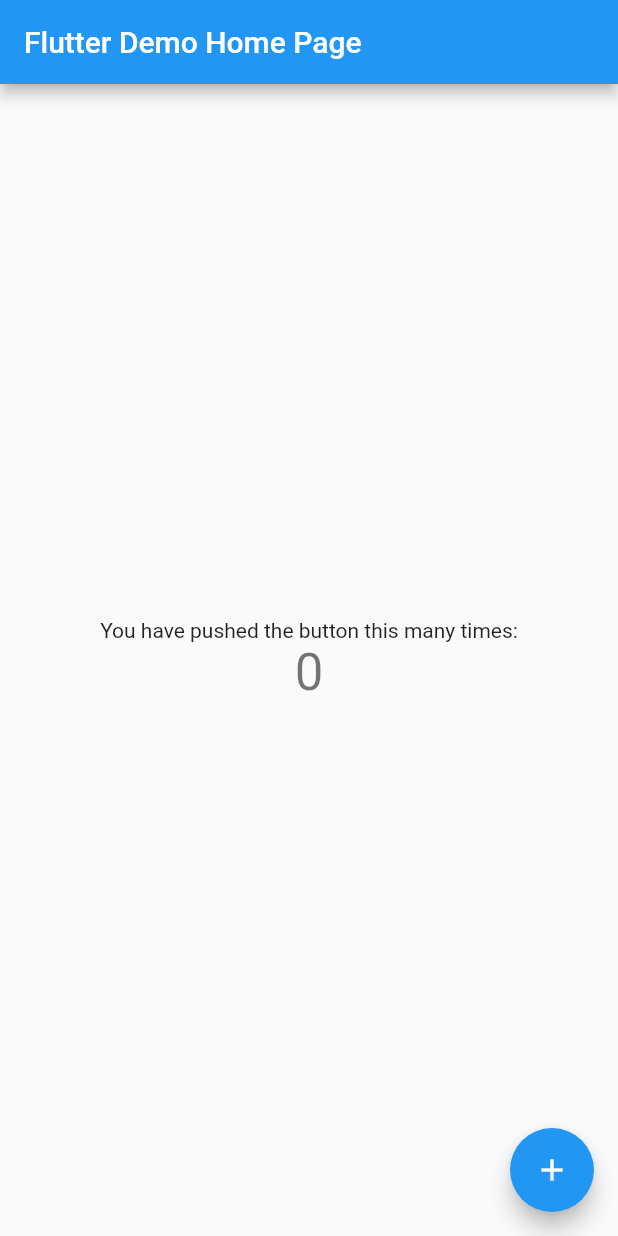
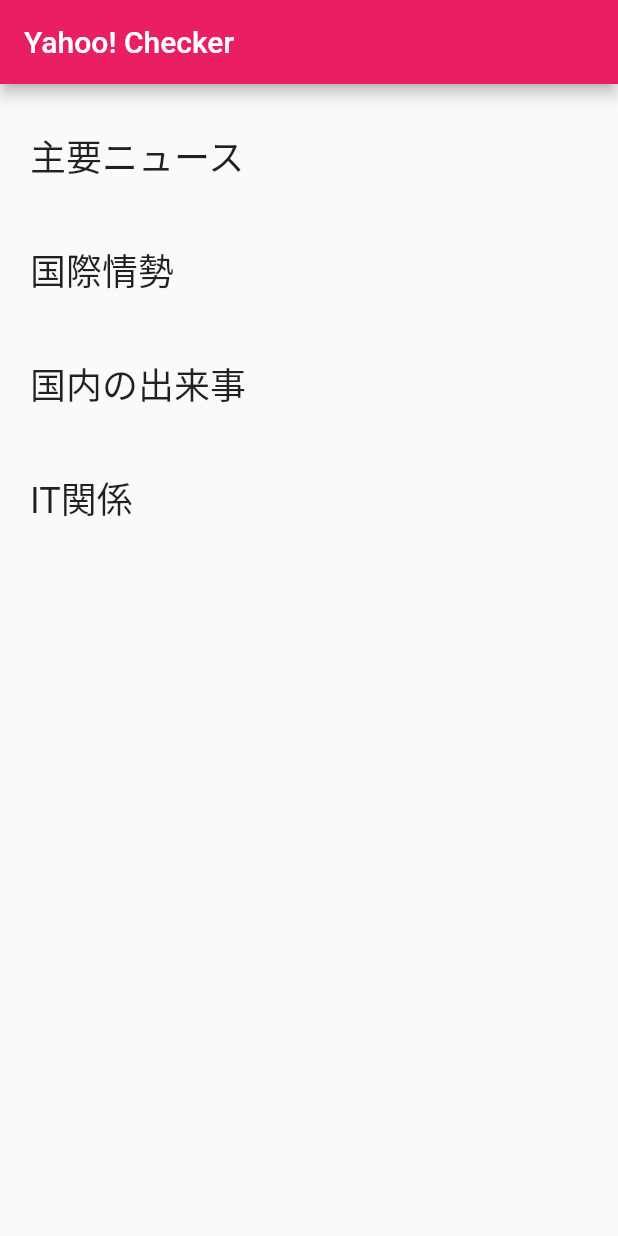
Before and after one commit to KobayashiKz/NewsApp, a Flutter app: the screen it shows after launch, on a phone screen of 412 x 824 dp. Run offline on Flutter 3.47's test engine with Material 2 defaults, Android fonts, the phone set to English and light mode, and no system bars.

Commit message:
ニュースアプリ作成
feedParser問題直前まで実装

```diff
--- a/lib/main.dart
+++ b/lib/main.dart
@@ -1,4 +1,9 @@
+import 'dart:async';
+import 'package:http/http.dart';
+import 'package:html/dom.dart' as dom;
+import 'package:url_launcher/url_launcher.dart';
 import 'package:flutter/material.dart';
+
 
 void main() => runApp(MyApp());
 
@@ -7,105 +12,109 @@ class MyApp extends StatelessWidget {
   @override
   Widget build(BuildContext context) {
     return MaterialApp(
-      title: 'Flutter Demo',
-      theme: ThemeData(
-        // This is the theme of your application.
-        //
-        // Try running your application with "flutter run". You'll see the
-        // application has a blue toolbar. Then, without quitting the app, try
-        // changing the primarySwatch below to Colors.green and then invoke
-        // "hot reload" (press "r" in the console where you ran "flutter run",
-        // or simply save your changes to "hot reload" in a Flutter IDE).
-        // Notice that the counter didn't reset back to zero; the application
-        // is not restarted.
-        primarySwatch: Colors.blue,
+      title: "Generated App",
+      theme: new ThemeData(
+        primarySwatch: Colors.pink,
+        primaryColor: const Color(0xFFe91e63),
+        accentColor: const Color(0xFFe91e63),
+        canvasColor: const Color(0xFFfafafa),
       ),
-      home: MyHomePage(title: 'Flutter Demo Home Page'),
+      home: new RssListPage(),
     );
   }
 }
 
-class MyHomePage extends StatefulWidget {
-  MyHomePage({Key key, this.title}) : super(key: key);
+class RssListPage extends StatelessWidget {
+  final List<String> names = ["主要ニュース", "国際情勢", "国内の出来事", "IT関係"];
 
-  // This widget is the home page of your application. It is stateful, meaning
-  // that it has a State object (defined below) that contains fields that affect
-  // how it looks.
+  final List<String> links = [
+    "https://news.yahoo.co.jp/pickup/rss.xml",
+    "https://news.yahoo.co.jp/pickup/world/rss.xml",
+    "https://news.yahoo.co.jp/pickup/domestic/rss.xml",
+    "https://news.yahoo.co.jp/pickup/computer/rss.xml"
+  ];
 
-  // This class is the configuration for the state. It holds the values (in this
-  // case the title) provided by the parent (in this case the App widget) and
-  // used by the build method of the State. Fields in a Widget subclass are
-  // always marked "final".
+  @override
+  Widget build(BuildContext context) {
+    return Scaffold(
+      appBar: AppBar(
+        title: Text("Yahoo! Checker"),
+      ),
+      body: Center(
+        child: ListView(
+          padding: EdgeInsets.all(10.0),
+          children: items(context),
+        ),
+      ),
+    );
+  }
+
+  //Listに表示するListTileのリストを作成
+  List<Widget> items(BuildContext context) {
+    List<Widget> items = [];
+
+    for (var i = 0; i < names.length; i++) {
+      items.add(
+        ListTile(
+          contentPadding: EdgeInsets.all(10.0),
+          title: Text(names[i],
+            style: TextStyle(fontSize: 24.0),),
+          onTap: () {
+            Navigator.push(context,
+            MaterialPageRoute(builder: (_) => MyRssPage(
+              title: names[i],
+              url: links[i],
+            )));
+          },
+        )
+      );
+    }
+
+    return items;
+  }
+}
+
+class MyRssPage extends StatefulWidget {
 
   final String title;
+  final String url;
+
+  MyRssPage({@required this.title, @required this.url});
 
   @override
-  _MyHomePageState createState() => _MyHomePageState();
+  _MyRssPageState createState() => new _MyRssPageState(title: title, url: url);
 }
 
-class _MyHomePageState extends State<MyHomePage> {
-  int _counter = 0;
 
-  void _incrementCounter() {
-    setState(() {
-      // This call to setState tells the Flutter framework that something has
-      // changed in this State, which causes it to rerun the build method below
-      // so that the display can reflect the updated values. If we changed
-      // _counter without calling setState(), then the build method would not be
-      // called again, and so nothing would appear to happen.
-      _counter++;
-    });
+class _MyRssPageState extends State<MyRssPage> {
+  final String title;
+  final String url;
+
+  List<Widget> _items = <Widget>[];
+
+  _MyRssPageState({@required this.title, @required this.url}) {
+    getItems();
   }
 
   @override
   Widget build(BuildContext context) {
-    // This method is rerun every time setState is called, for instance as done
-    // by the _incrementCounter method above.
-    //
-    // The Flutter framework has been optimized to make rerunning build methods
-    // fast, so that you can just rebuild anything that needs updating rather
-    // than having to individually change instances of widgets.
     return Scaffold(
       appBar: AppBar(
-        // Here we take the value from the MyHomePage object that was created by
-        // the App.build method, and use it to set our appbar title.
-        title: Text(widget.title),
+        title: Text(title),
       ),
       body: Center(
-        // Center is a layout widget. It takes a single child and positions it
-        // in the middle of the parent.
-        child: Column(
-          // Column is also layout widget. It takes a list of children and
-          // arranges them vertically. By default, it sizes itself to fit its
-          // children horizontally, and tries to be as tall as its parent.
-          //
-          // Invoke "debug painting" (press "p" in the console, choose the
-          // "Toggle Debug Paint" action from the Flutter Inspector in Android
-          // Studio, or the "Toggle Debug Paint" command in Visual Studio Code)
-          // to see the wireframe for each widget.
-          //
-          // Column has various properties to control how it sizes itself and
-          // how it positions its children. Here we use mainAxisAlignment to
-          // center the children vertically; the main axis here is the vertical
-          // axis because Columns are vertical (the cross axis would be
-          // horizontal).
-          mainAxisAlignment: MainAxisAlignment.center,
-          children: <Widget>[
-            Text(
-              'You have pushed the button this many times:',
-            ),
-            Text(
-              '$_counter',
-              style: Theme.of(context).textTheme.display1,
-            ),
-          ],
+        child: ListView(
+          padding: EdgeInsets.all(10.0),
+          children: _items,
         ),
       ),
-      floatingActionButton: FloatingActionButton(
-        onPressed: _incrementCounter,
-        tooltip: 'Increment',
-        child: Icon(Icons.add),
-      ), // This trailing comma makes auto-formatting nicer for build methods.
     );
   }
+
+  // YahooサイトからRSSを取得してListTitleのListを作成する
+  void getItems() async {
+    List<Widget> list = <Widget>[];
+
+    Response res = await get(url);
+  }
 }
--- a/pubspec.yaml
+++ b/pubspec.yaml
@@ -23,6 +23,10 @@ dependencies:
 dev_dependencies:
   flutter_test:
     sdk: flutter
+  http: "^0.11.3+16"
+  html: "^0.13.3"
+#  feedparser: "^0.0.2"
+  url_launcher: "^3.0.3"
 
 
 # For information on the generic Dart part of this file, see the
```
Also changed, not shown: 3 other files.
